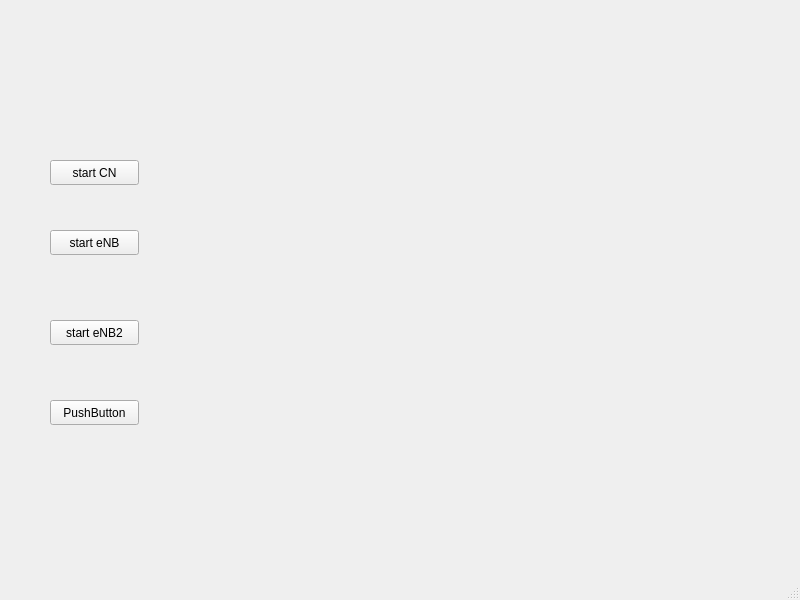
The window that mainwindow.ui (lw20210726/zcy) describes before a commit, drawn with Qt 5.
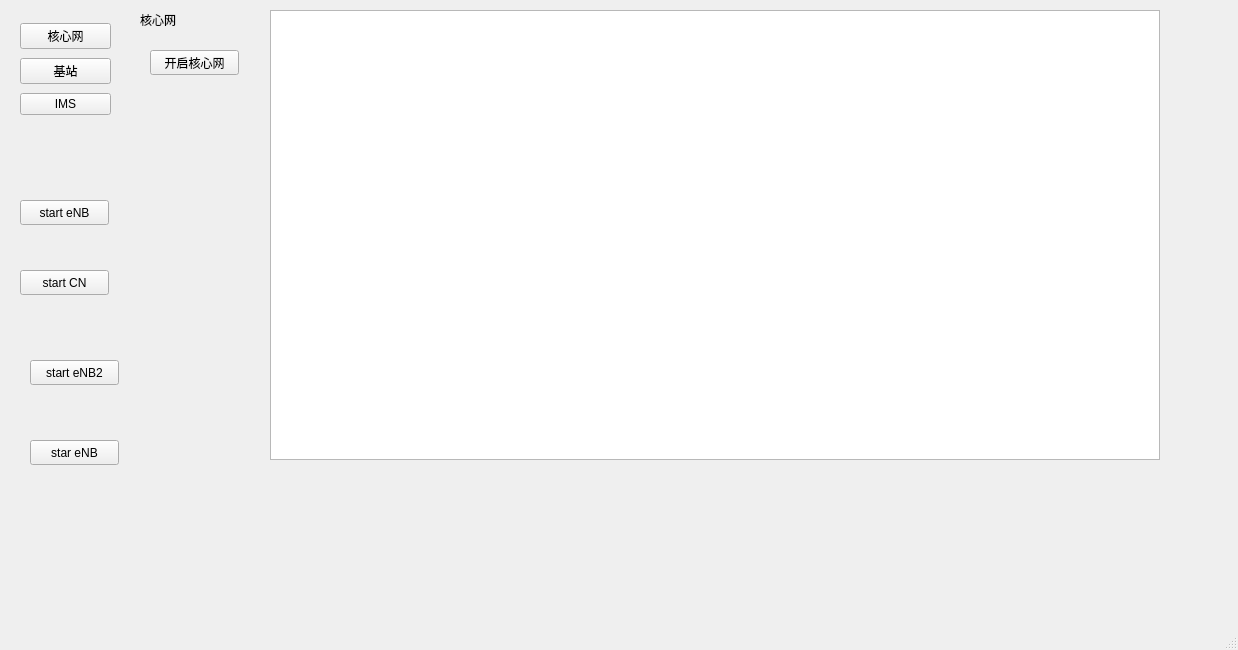
The same window after the commit.

Patch:
```diff
--- a/mainwindow.ui
+++ b/mainwindow.ui
@@ -6,8 +6,8 @@
    <rect>
     <x>0</x>
     <y>0</y>
-    <width>800</width>
-    <height>600</height>
+    <width>1238</width>
+    <height>650</height>
    </rect>
   </property>
   <property name="windowTitle">
@@ -17,8 +17,8 @@
    <widget class="QPushButton" name="pushButton">
     <property name="geometry">
      <rect>
-      <x>50</x>
-      <y>230</y>
+      <x>20</x>
+      <y>200</y>
       <width>89</width>
       <height>25</height>
      </rect>
@@ -30,8 +30,8 @@
    <widget class="QPushButton" name="pushButton_2">
     <property name="geometry">
      <rect>
-      <x>50</x>
-      <y>160</y>
+      <x>20</x>
+      <y>270</y>
       <width>89</width>
       <height>25</height>
      </rect>
@@ -43,8 +43,8 @@
    <widget class="QPushButton" name="pushButton_3">
     <property name="geometry">
      <rect>
-      <x>50</x>
-      <y>320</y>
+      <x>30</x>
+      <y>360</y>
       <width>89</width>
       <height>25</height>
      </rect>
@@ -56,16 +56,189 @@
    <widget class="QPushButton" name="pushButton_4">
     <property name="geometry">
      <rect>
-      <x>50</x>
-      <y>400</y>
+      <x>30</x>
+      <y>440</y>
       <width>89</width>
       <height>25</height>
      </rect>
     </property>
     <property name="text">
-     <string>PushButton</string>
+     <string>star eNB</string>
     </property>
    </widget>
+   <widget class="QStackedWidget" name="stackedWidget">
+    <property name="geometry">
+     <rect>
+      <x>140</x>
+      <y>10</y>
+      <width>1081</width>
+      <height>461</height>
+     </rect>
+    </property>
+    <property name="currentIndex">
+     <number>1</number>
+    </property>
+    <widget class="QWidget" name="page">
+     <widget class="QTextEdit" name="textEdit">
+      <property name="geometry">
+       <rect>
+        <x>130</x>
+        <y>0</y>
+        <width>871</width>
+        <height>450</height>
+       </rect>
+      </property>
+     </widget>
+     <widget class="QPushButton" name="pushButton_5">
+      <property name="geometry">
+       <rect>
+        <x>10</x>
+        <y>40</y>
+        <width>89</width>
+        <height>25</height>
+       </rect>
+      </property>
+      <property name="text">
+       <string>开启基站</string>
+      </property>
+     </widget>
+     <widget class="QLabel" name="label_2">
+      <property name="geometry">
+       <rect>
+        <x>0</x>
+        <y>0</y>
+        <width>101</width>
+        <height>21</height>
+       </rect>
+      </property>
+      <property name="text">
+       <string/>
+      </property>
+     </widget>
+     <widget class="QLabel" name="label_led2">
+      <property name="geometry">
+       <rect>
+        <x>100</x>
+        <y>0</y>
+        <width>20</width>
+        <height>17</height>
+       </rect>
+      </property>
+      <property name="text">
+       <string/>
+      </property>
+     </widget>
+    </widget>
+    <widget class="QWidget" name="page_2">
+     <widget class="QPushButton" name="pushButton_6">
+      <property name="geometry">
+       <rect>
+        <x>10</x>
+        <y>40</y>
+        <width>89</width>
+        <height>25</height>
+       </rect>
+      </property>
+      <property name="text">
+       <string>开启核心网</string>
+      </property>
+     </widget>
+     <widget class="QTextEdit" name="textEdit_2">
+      <property name="geometry">
+       <rect>
+        <x>130</x>
+        <y>0</y>
+        <width>890</width>
+        <height>450</height>
+       </rect>
+      </property>
+     </widget>
+     <widget class="QLabel" name="label">
+      <property name="geometry">
+       <rect>
+        <x>0</x>
+        <y>0</y>
+        <width>101</width>
+        <height>20</height>
+       </rect>
+      </property>
+      <property name="text">
+       <string>核心网</string>
+      </property>
+     </widget>
+     <widget class="QLabel" name="label_led1">
+      <property name="geometry">
+       <rect>
+        <x>100</x>
+        <y>0</y>
+        <width>20</width>
+        <height>17</height>
+       </rect>
+      </property>
+      <property name="text">
+       <string/>
+      </property>
+     </widget>
+    </widget>
+    <widget class="QWidget" name="page_3">
+     <widget class="QTextEdit" name="textEdit_3">
+      <property name="geometry">
+       <rect>
+        <x>130</x>
+        <y>0</y>
+        <width>890</width>
+        <height>450</height>
+       </rect>
+      </property>
+     </widget>
+    </widget>
+   </widget>
+   <widget class="QLabel" name="label_3">
+    <property name="geometry">
+     <rect>
+      <x>110</x>
+      <y>440</y>
+      <width>67</width>
+      <height>17</height>
+     </rect>
+    </property>
+    <property name="text">
+     <string/>
+    </property>
+   </widget>
+   <widget class="QWidget" name="layoutWidget">
+    <property name="geometry">
+     <rect>
+      <x>20</x>
+      <y>20</y>
+      <width>91</width>
+      <height>99</height>
+     </rect>
+    </property>
+    <layout class="QVBoxLayout" name="verticalLayout">
+     <item>
+      <widget class="QPushButton" name="pushButton_7">
+       <property name="text">
+        <string>核心网</string>
+       </property>
+      </widget>
+     </item>
+     <item>
+      <widget class="QPushButton" name="pushButton_8">
+       <property name="text">
+        <string>基站</string>
+       </property>
+      </widget>
+     </item>
+     <item>
+      <widget class="QPushButton" name="pushButton_9">
+       <property name="text">
+        <string>IMS</string>
+       </property>
+      </widget>
+     </item>
+    </layout>
+   </widget>
   </widget>
   <widget class="QMenuBar" name="menubar">
    <property name="geometry">
```
Left out of the diff: 2 changed lines with no effect on the pictures.
